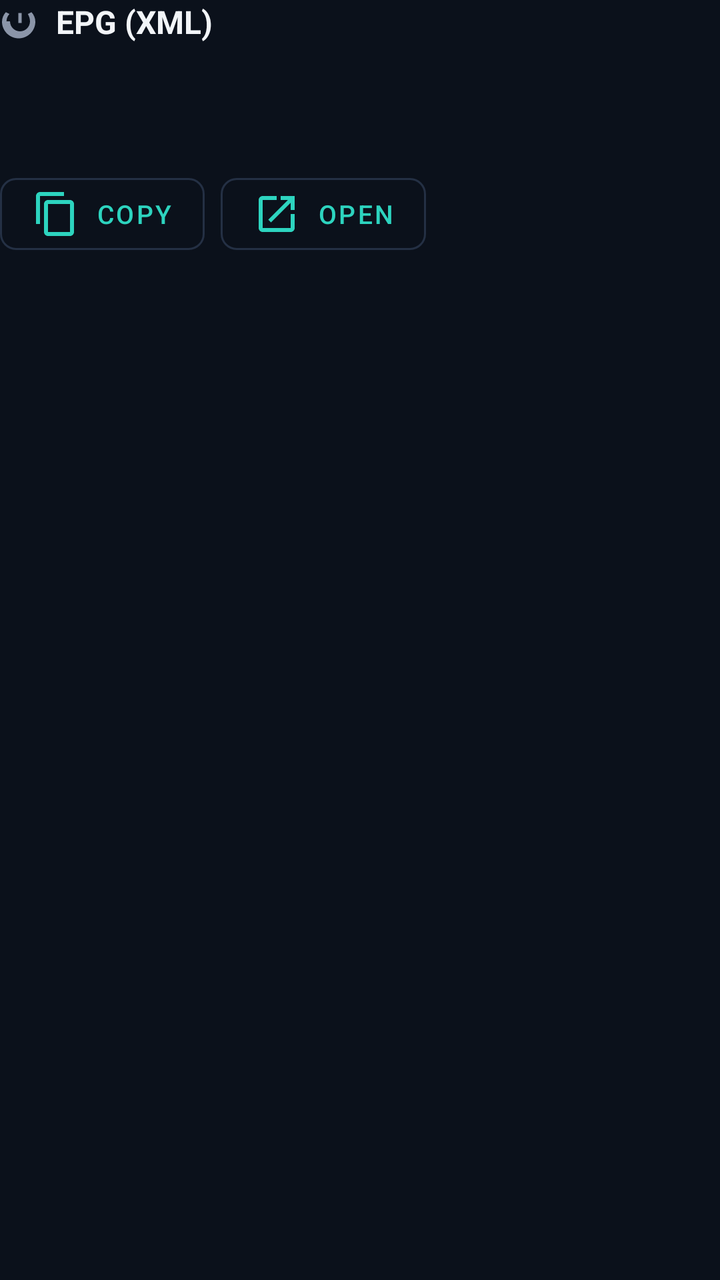
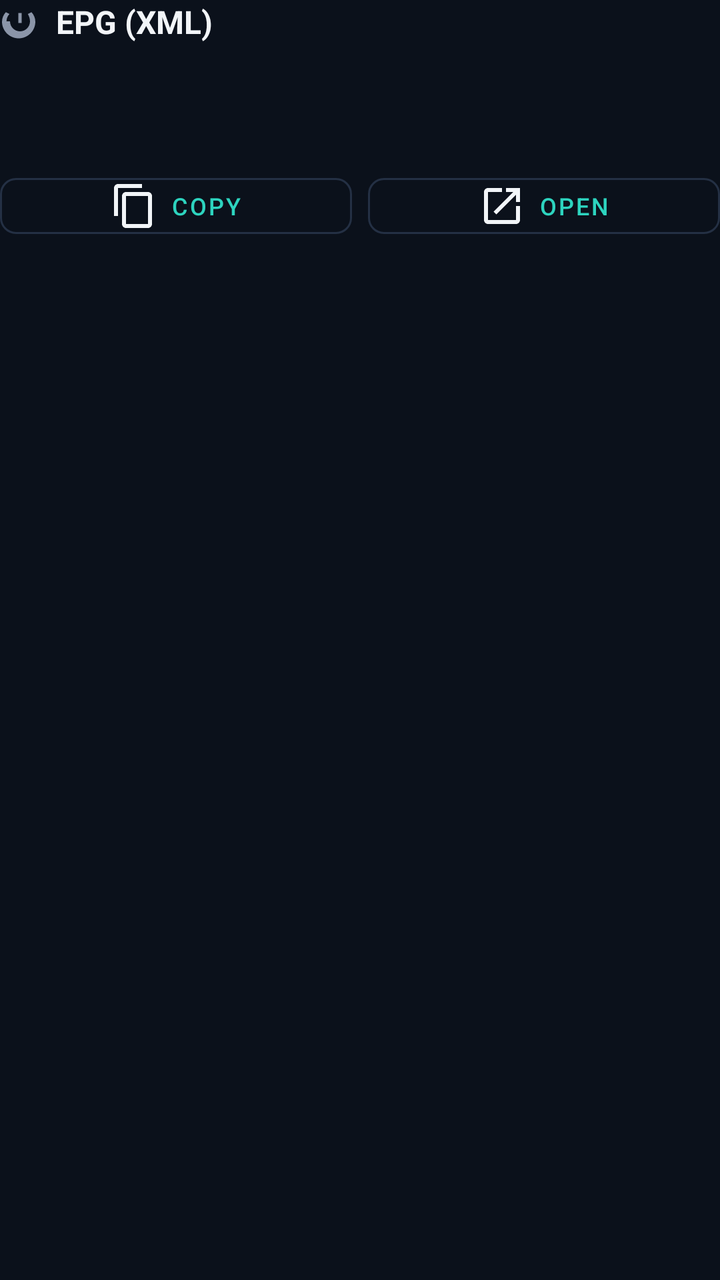

Before-and-after screenshots of an Android layout around one commit, followed by the original layout XML and the change that was made.
<!-- AndroidManifest.xml: application theme Theme.StepDaddyGateway -->
<!-- res/layout/include_main_epg_card.xml -->
<?xml version="1.0" encoding="utf-8"?>
<LinearLayout xmlns:android="http://schemas.android.com/apk/res/android"
    xmlns:app="http://schemas.android.com/apk/res-auto"
    android:layout_width="match_parent"
    android:layout_height="wrap_content"
    android:orientation="vertical">

    <LinearLayout
        android:layout_width="match_parent"
        android:layout_height="wrap_content"
        android:gravity="center_vertical"
        android:orientation="horizontal">

        <ImageView
            android:layout_width="20dp"
            android:layout_height="20dp"
            android:contentDescription="@string/label_epg_card"
            android:src="@drawable/ic_link" />

        <TextView
            android:layout_width="wrap_content"
            android:layout_height="wrap_content"
            android:layout_marginStart="8dp"
            android:text="@string/label_epg_card"
            style="@style/Widget.StepDaddyGateway.CardTitle" />
    </LinearLayout>

    <TextView
        android:id="@+id/textEpgUrl"
        android:layout_width="match_parent"
        android:layout_height="wrap_content"
        android:layout_marginTop="10dp"
        android:textColor="@color/url_accent"
        android:textIsSelectable="true"
        android:textSize="13sp" />

    <TextView
        android:id="@+id/textEpgStatus"
        android:layout_width="match_parent"
        android:layout_height="wrap_content"
        android:layout_marginTop="6dp"
        android:textColor="@color/on_background_muted"
        android:textSize="13sp" />

    <LinearLayout
        android:layout_width="match_parent"
        android:layout_height="wrap_content"
        android:layout_marginTop="10dp"
        android:orientation="horizontal">

        <com.google.android.material.button.MaterialButton
            android:id="@+id/buttonCopyEpg"
            style="@style/Widget.StepDaddyGateway.TvButton.Outlined"
            android:layout_width="wrap_content"
            android:layout_height="wrap_content"
            android:layout_marginEnd="8dp"
            android:text="@string/action_copy"
            app:icon="@drawable/ic_copy"
            app:iconPadding="8dp" />

        <com.google.android.material.button.MaterialButton
            android:id="@+id/buttonOpenEpg"
            style="@style/Widget.StepDaddyGateway.TvButton.Outlined"
            android:layout_width="wrap_content"
            android:layout_height="wrap_content"
            android:text="@string/action_open"
            app:icon="@drawable/ic_open"
            app:iconPadding="8dp" />
    </LinearLayout>
</LinearLayout>
<!-- resources referenced by this layout -->
<resources>
  <color name="on_background_muted">#8B95A8</color>
  <color name="url_accent">#5FD48A</color>
  <!-- drawable ic_copy (drawable) -->
  <?xml version="1.0" encoding="utf-8"?>
  <vector xmlns:android="http://schemas.android.com/apk/res/android"
      android:width="24dp"
      android:height="24dp"
      android:viewportWidth="24"
      android:viewportHeight="24">
      <path
          android:fillColor="#F2F5F8"
          android:pathData="M16,1H4c-1.1,0 -2,0.9 -2,2v14h2V3h12V1zM19,5H8c-1.1,0 -2,0.9 -2,2v14c0,1.1 0.9,2 2,2h11c1.1,0 2,-0.9 2,-2V7c0,-1.1 -0.9,-2 -2,-2zM19,21H8V7h11v14z" />
  </vector>
  <!-- drawable ic_link (drawable) -->
  <?xml version="1.0" encoding="utf-8"?>
  <vector xmlns:android="http://schemas.android.com/apk/res/android"
      android:width="24dp"
      android:height="24dp"
      android:viewportWidth="24"
      android:viewportHeight="24">
      <path
          android:fillColor="#8B95A8"
          android:pathData="M3.9,12c0,-1.71 0.68,-3.26 1.78,-4.4L3.5,6.5C2.08,8.04 1.2,10.02 1.2,12.2c0,5.52 4.48,10 10,10s10,-4.48 10,-10c0,-2.18 -0.88,-4.16 -2.3,-5.7l-2.18,1.1C17.32,8.74 18,10.29 18,12c0,3.31 -2.69,6 -6,6s-6,-2.69 -6,-6zM11,7h2v6h-2V7z" />
  </vector>
  <!-- drawable ic_open (drawable) -->
  <?xml version="1.0" encoding="utf-8"?>
  <vector xmlns:android="http://schemas.android.com/apk/res/android"
      android:width="24dp"
      android:height="24dp"
      android:viewportWidth="24"
      android:viewportHeight="24">
      <path
          android:fillColor="#F2F5F8"
          android:pathData="M19,19H5V5h7V3H5c-1.11,0 -2,0.9 -2,2v14c0,1.1 0.89,2 2,2h14c1.1,0 2,-0.9 2,-2v-7h-2v7zM14,3v2h3.59l-9.83,9.83l1.41,1.41L19,6.41V10h2V3h-7z" />
  </vector>
  <string name="action_copy">Copy</string>
  <string name="action_open">Open</string>
  <string name="label_epg_card">EPG (XML)</string>
  <style name="Widget.StepDaddyGateway.CardTitle" parent="">
          <item name="android:textColor">@color/on_background</item>
          <item name="android:textSize">16sp</item>
          <item name="android:textStyle">bold</item>
      </style>
  <style name="Widget.StepDaddyGateway.TvButton.Outlined" parent="Widget.MaterialComponents.Button.OutlinedButton">
          <item name="android:minHeight">48dp</item>
          <item name="android:minWidth">88dp</item>
          <item name="android:focusable">true</item>
          <item name="android:textSize">13sp</item>
          <item name="android:textAllCaps">true</item>
          <item name="strokeColor">@color/panel_border</item>
          <item name="cornerRadius">8dp</item>
      </style>
  <style name="Theme.StepDaddyGateway" parent="Theme.MaterialComponents.DayNight.NoActionBar">
          <item name="colorPrimary">@color/primary</item>
          <item name="colorPrimaryVariant">@color/primary_dark</item>
          <item name="android:statusBarColor">@color/background</item>
          <item name="android:navigationBarColor">@color/background</item>
          <item name="android:windowBackground">@color/background</item>
      </style>
  <color name="on_background">#F2F5F8</color>
  <color name="panel_border">#243044</color>
  <color name="primary">#2DD4BF</color>
  <color name="primary_dark">#14B8A6</color>
  <color name="background">#0B111B</color>
</resources>

<!-- the commit's change to res/layout/include_main_epg_card.xml (unified diff, before → after) -->
@@ -18,11 +18,11 @@
             android:src="@drawable/ic_link" />
 
         <TextView
+            style="@style/Widget.StepDaddyGateway.CardTitle"
             android:layout_width="wrap_content"
             android:layout_height="wrap_content"
             android:layout_marginStart="8dp"
-            android:text="@string/label_epg_card"
-            style="@style/Widget.StepDaddyGateway.CardTitle" />
+            android:text="@string/label_epg_card" />
     </LinearLayout>
 
     <TextView
@@ -51,20 +51,28 @@
         <com.google.android.material.button.MaterialButton
             android:id="@+id/buttonCopyEpg"
             style="@style/Widget.StepDaddyGateway.TvButton.Outlined"
-            android:layout_width="wrap_content"
-            android:layout_height="wrap_content"
+            android:layout_width="0dp"
+            android:layout_height="40dp"
             android:layout_marginEnd="8dp"
+            android:layout_weight="1"
+            android:nextFocusLeft="@id/buttonQrPlaylist"
+            android:nextFocusRight="@id/buttonOpenEpg"
+            android:nextFocusUp="@id/buttonLaunchTivimate"
+            android:nextFocusDown="@id/buttonFooterScrollTop"
             android:text="@string/action_copy"
-            app:icon="@drawable/ic_copy"
-            app:iconPadding="8dp" />
+            app:icon="@drawable/ic_copy" />
 
         <com.google.android.material.button.MaterialButton
             android:id="@+id/buttonOpenEpg"
             style="@style/Widget.StepDaddyGateway.TvButton.Outlined"
-            android:layout_width="wrap_content"
-            android:layout_height="wrap_content"
+            android:layout_width="0dp"
+            android:layout_height="40dp"
+            android:layout_weight="1"
+            android:nextFocusLeft="@id/buttonCopyEpg"
+            android:nextFocusRight="@id/buttonFooterScrollTop"
+            android:nextFocusUp="@id/buttonInstallTivimate"
+            android:nextFocusDown="@id/buttonFooterScrollTop"
             android:text="@string/action_open"
-            app:icon="@drawable/ic_open"
-            app:iconPadding="8dp" />
+            app:icon="@drawable/ic_open" />
     </LinearLayout>
 </LinearLayout>
<!-- resource entries referenced after the edit -->
@@ -44,13 +44,18 @@
           <item name="android:textStyle">bold</item>
       </style>
   <style name="Widget.StepDaddyGateway.TvButton.Outlined" parent="Widget.MaterialComponents.Button.OutlinedButton">
-          <item name="android:minHeight">48dp</item>
+          <item name="android:minHeight">40dp</item>
           <item name="android:minWidth">88dp</item>
           <item name="android:focusable">true</item>
-          <item name="android:textSize">13sp</item>
+          <item name="android:foreground">@drawable/tv_button_focused</item>
+          <item name="android:stateListAnimator">@animator/tv_button_focus_scale</item>
+          <item name="android:textSize">12sp</item>
           <item name="android:textAllCaps">true</item>
           <item name="strokeColor">@color/panel_border</item>
           <item name="cornerRadius">8dp</item>
+          <item name="iconGravity">textStart</item>
+          <item name="iconPadding">6dp</item>
+          <item name="iconTint">@color/on_background</item>
       </style>
   <style name="Theme.StepDaddyGateway" parent="Theme.MaterialComponents.DayNight.NoActionBar">
           <item name="colorPrimary">@color/primary</item>
@@ -60,6 +65,19 @@
           <item name="android:windowBackground">@color/background</item>
       </style>
   <color name="on_background">#F2F5F8</color>
+  <!-- drawable tv_button_focused (drawable) -->
+  <?xml version="1.0" encoding="utf-8"?>
+  <selector xmlns:android="http://schemas.android.com/apk/res/android">
+      <item android:state_focused="true">
+          <shape android:shape="rectangle">
+              <stroke
+                  android:width="3dp"
+                  android:color="@color/primary" />
+              <corners android:radius="10dp" />
+              <solid android:color="@android:color/transparent" />
+          </shape>
+      </item>
+  </selector>
   <color name="panel_border">#243044</color>
   <color name="primary">#2DD4BF</color>
   <color name="primary_dark">#14B8A6</color>
